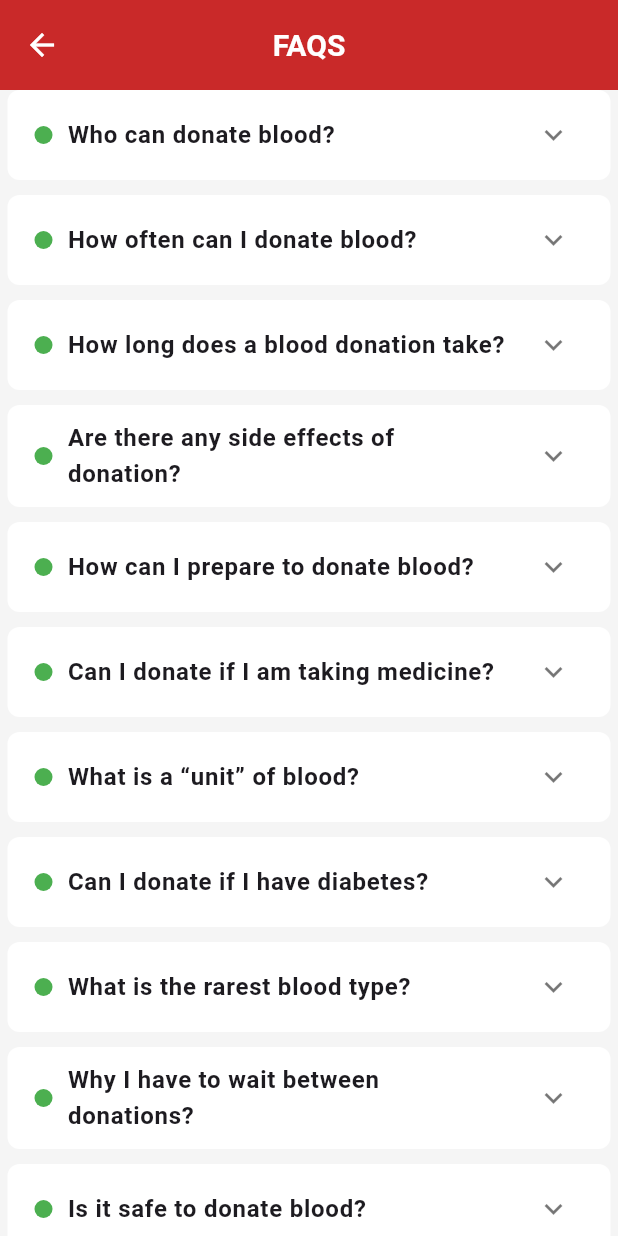
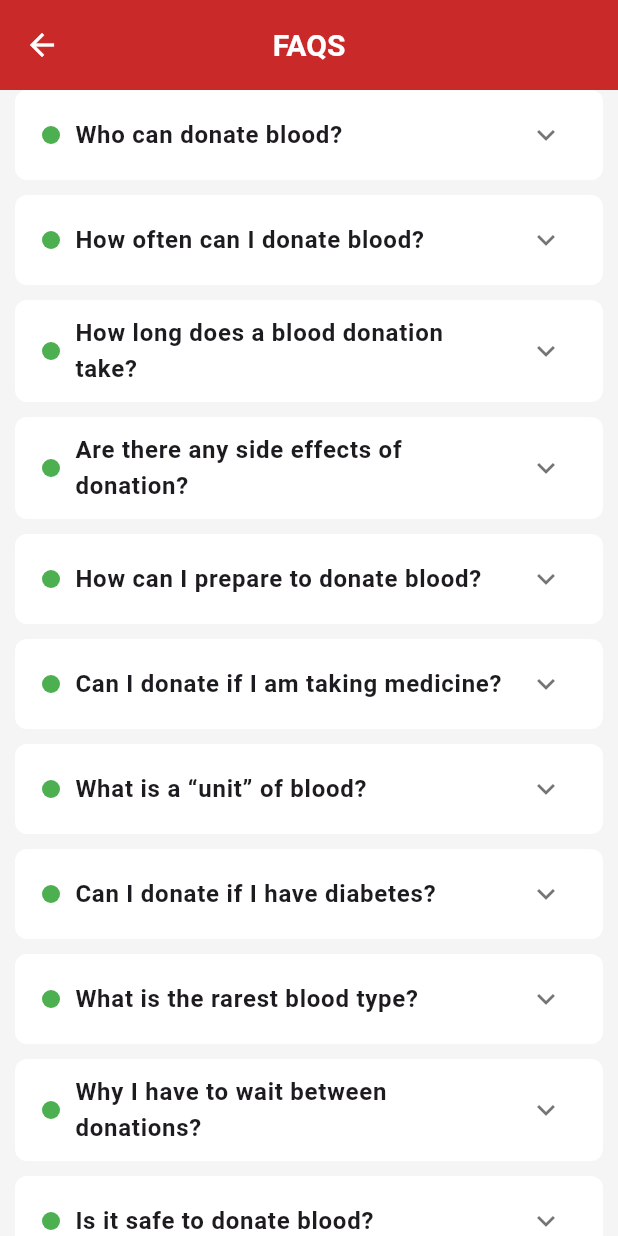
Before and after one commit to SreedevT/bloodbuddy, a Flutter app: the FAQPage screen opened by its route, on a phone screen of 412 x 824 dp. Run offline on Flutter 3.47's test engine with Material 2 defaults, Android fonts, the phone set to English and light mode, and no system bars; drawn by our look-alikes of expansion_tile_card; our stand-ins replace animated_text_kit, cloud_firestore, confetti, date_field, file_picker, firebase_auth and 11 more; missing offline and left inert: firebase_app_check; accounts and stored records are empty; project files that could hold a hidden picture were left out.

Commit message:
Increased padding on faqtiles

```diff
--- a/lib/screens/faq.dart
+++ b/lib/screens/faq.dart
@@ -109,7 +109,7 @@ class _FAQPageState extends State<FAQPage> {
       {required String question, required String answer}) {
     return ExpansionTileCard(
       baseColor: Colors.white,
-      initialPadding: const EdgeInsets.fromLTRB(5, 0, 5, 10),
+      initialPadding: const EdgeInsets.fromLTRB(10, 0, 10, 10),
       title: Row(
         children: [
           Container(
```
